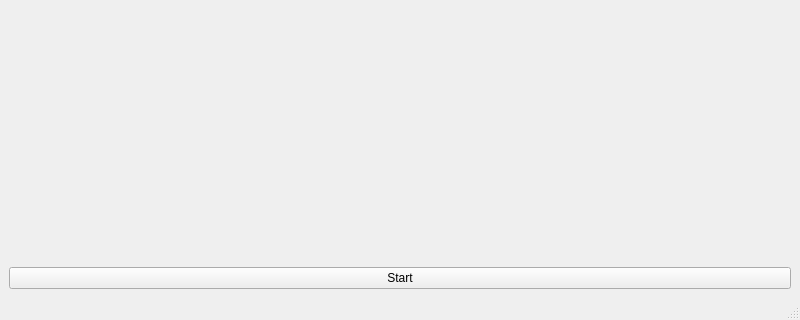
Before: the Qt Designer form mainwindow.ui in baskeboler/qconcious, drawn with Qt 5; both pictures show x 0 to 800 and y 280 to 600 of the 800 by 600 pixel window.
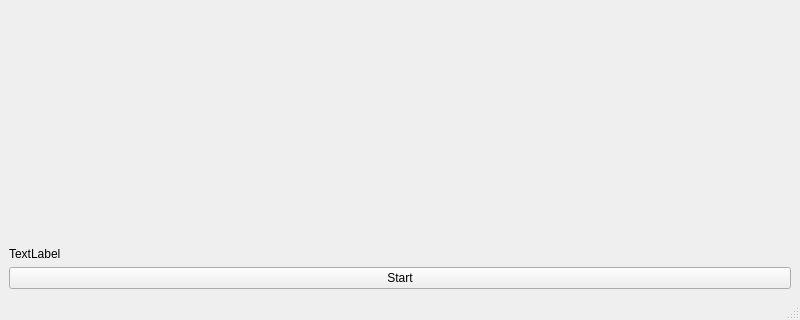
After: the same form once the commit is applied. Custom widgets are drawn as their Qt base class.

Commit message: web image label and benfords law

```diff
--- a/mainwindow.ui
+++ b/mainwindow.ui
@@ -183,6 +183,13 @@
         </property>
        </spacer>
       </item>
+      <item>
+       <widget class="WebImageWidget" name="webImage">
+        <property name="text">
+         <string>TextLabel</string>
+        </property>
+       </widget>
+      </item>
       <item>
        <widget class="QPushButton" name="btnStart">
         <property name="text">
@@ -206,6 +213,13 @@
   </widget>
   <widget class="QStatusBar" name="statusbar"/>
  </widget>
+ <customwidgets>
+  <customwidget>
+   <class>WebImageWidget</class>
+   <extends>QLabel</extends>
+   <header>utils/webimagewidget.h</header>
+  </customwidget>
+ </customwidgets>
  <resources/>
  <connections/>
 </ui>
```
The commit also changes 9 other files.
